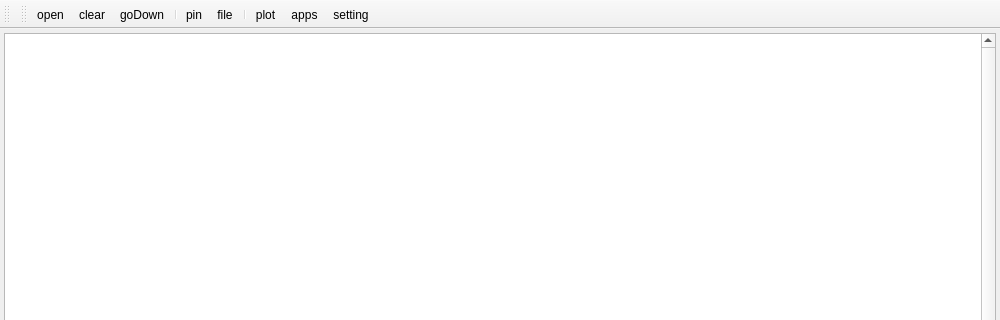
Qt form ui/mainWindow.ui (cocom-official/CoCOM) before a commit; both pictures show x 0 to 1000 and y 0 to 320 of the 1000 by 800 pixel window.
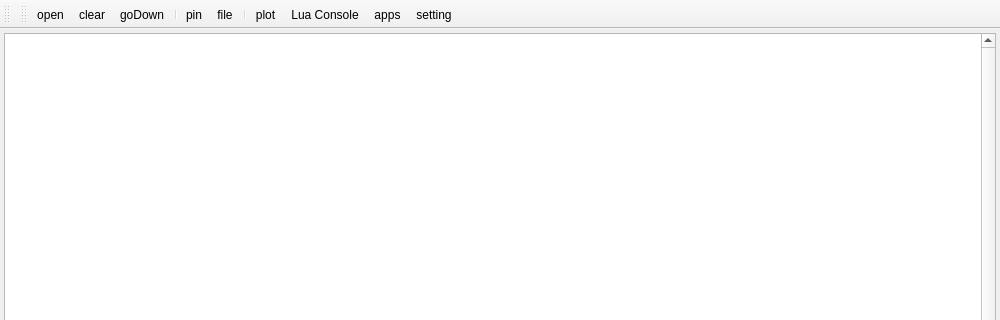
The same form after that commit. Icons and pictures are not drawn.

What changed in the file:
```diff
--- a/ui/mainWindow.ui
+++ b/ui/mainWindow.ui
@@ -228,6 +228,7 @@
    <addaction name="saveToFileAction"/>
    <addaction name="separator"/>
    <addaction name="plotAction"/>
+   <addaction name="luaConsoleAction"/>
    <addaction name="appsAction"/>
    <addaction name="configAction"/>
   </widget>
@@ -313,6 +314,15 @@
     <string>apps</string>
    </property>
   </action>
+  <action name="luaConsoleAction">
+   <property name="icon">
+    <iconset resource="../assets/assets.qrc">
+     <normaloff>:/assets/logos/lua.png</normaloff>:/assets/logos/lua.png</iconset>
+   </property>
+   <property name="text">
+    <string>Lua Console</string>
+   </property>
+  </action>
  </widget>
  <resources>
   <include location="../assets/assets.qrc"/>
```
